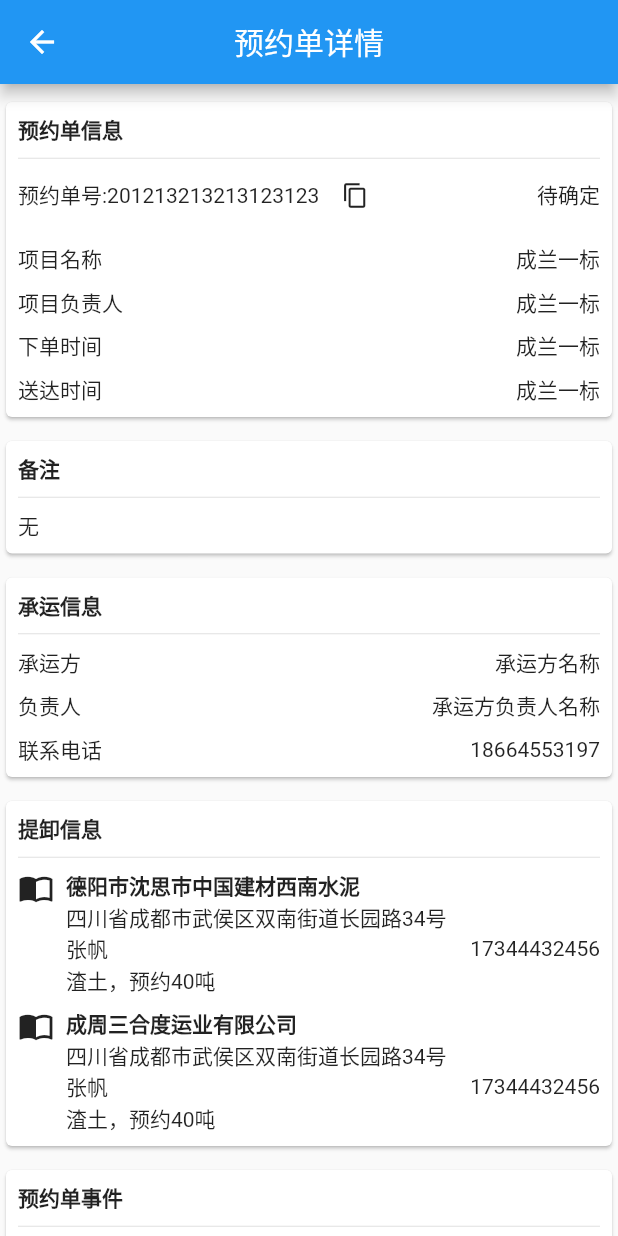
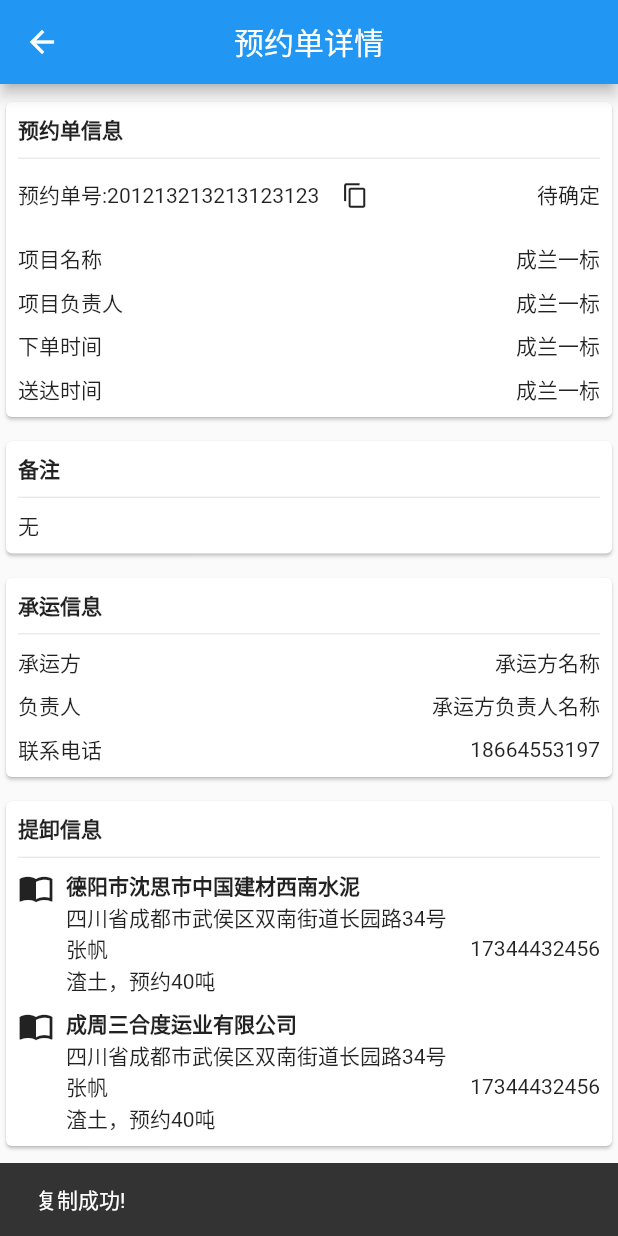
Before and after one commit to komamj/carrier, a Flutter app: the ToBeDeterminedDetailPage screen opened by its route, after a tap on the "content copy" icon, on a phone screen of 412 x 824 dp. Run offline on Flutter 3.47's test engine with Material 2 defaults, Android fonts, the phone set to English and light mode, and no system bars; our stand-ins replace dio, shared_preferences, webview_flutter; accounts and stored records are empty.

Commit message:
feat: [scheduling] #N/A add copy clipboard function.

```diff
--- a/lib/presentation/scheduling/to_be_determined_detail_page.dart
+++ b/lib/presentation/scheduling/to_be_determined_detail_page.dart
@@ -1,5 +1,6 @@
 import 'package:carrier/presentation/util/constants.dart';
 import 'package:flutter/material.dart';
+import 'package:flutter/services.dart';
 
 class ToBeDeterminedDetailPage extends StatefulWidget {
   @override
@@ -8,9 +9,12 @@ class ToBeDeterminedDetailPage extends StatefulWidget {
 }
 
 class _ToBeDeterminedDetailPageState extends State<ToBeDeterminedDetailPage> {
+  final _scaffoldKey = GlobalKey<ScaffoldState>();
+
   @override
   Widget build(BuildContext context) {
     return Scaffold(
+      key: _scaffoldKey,
       appBar: AppBar(
         title: Text("预约单详情"),
         centerTitle: true,
@@ -91,7 +95,15 @@ class _ToBeDeterminedDetailPageState extends State<ToBeDeterminedDetailPage> {
                       IconButton(
                         iconSize: 18,
                         icon: Icon(Icons.content_copy),
-                        onPressed: () {},
+                        onPressed: () async {
+                          await Clipboard.setData(
+                              ClipboardData(text: "201213213213123123"));
+                          ScaffoldMessenger.of(context).showSnackBar(
+                            const SnackBar(
+                              content: const Text('复制成功!'),
+                            ),
+                          );
+                        },
                       ),
                     ],
                   ),
```
